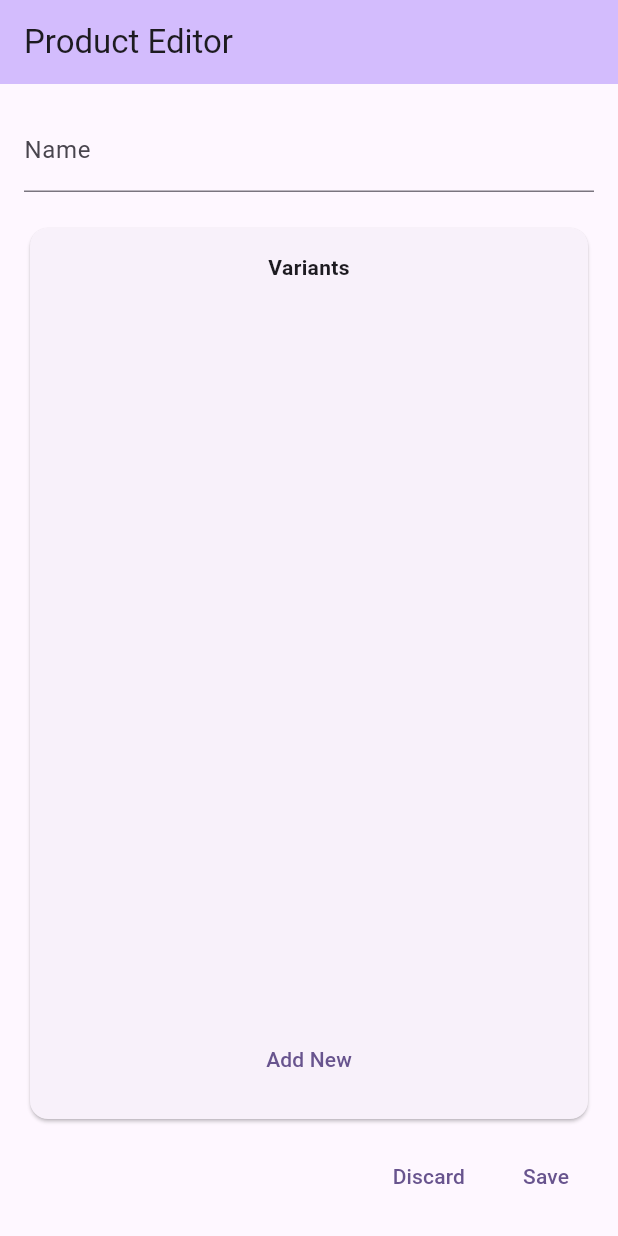
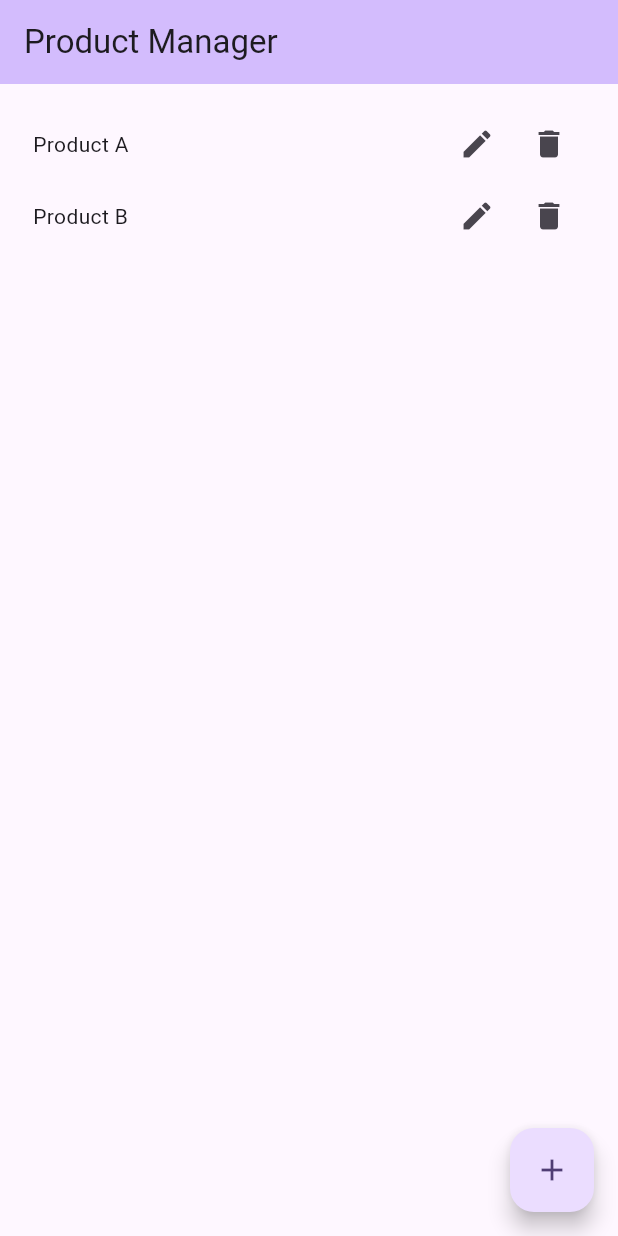
Before and after one commit to BenJilks/StockKeeper, a Flutter app: the screen it shows after launch, on a phone screen of 412 x 824 dp. Run offline on Flutter 3.47's test engine with Material 3 defaults, Android fonts, the phone set to English and light mode, and no system bars; our stand-ins replace rxdart.

Commit message:
Add product manager page, and product repository.

```diff
--- a/lib/bloc/block_provider.dart
+++ b/lib/bloc/block_provider.dart
@@ -1,13 +1,16 @@
 import 'package:flutter/material.dart';
 import 'package:stock_keeper/bloc/product_edit_bloc.dart';
+import 'package:stock_keeper/bloc/product_list_block.dart';
 
 class BlocProvider extends InheritedWidget {
   final ProductEditBloc productEditBloc;
+  final ProductListBloc productListBloc;
 
   const BlocProvider({
     super.key,
     required super.child,
     required this.productEditBloc,
+    required this.productListBloc,
   });
 
   static BlocProvider of(BuildContext context) {
--- a/lib/bloc/product_edit_bloc.dart
+++ b/lib/bloc/product_edit_bloc.dart
@@ -2,8 +2,12 @@ import 'package:rxdart/rxdart.dart';
 import 'package:stock_keeper/data/product.dart';
 
 class ProductEditBloc {
-  final _product = BehaviorSubject<Product>.seeded(const Product());
+  final _product = BehaviorSubject<Product>.seeded(Product());
   ValueStream<Product> get product => _product.stream;
+
+  void setProduct(Product product) {
+    _product.sink.add(product);
+  }
 
   void setName(Product product, String name) {
     _product.sink.add(product.update(name: name));
--- /dev/null
+++ b/lib/bloc/product_list_block.dart
@@ -0,0 +1,25 @@
+import 'package:stock_keeper/data/product.dart';
+import 'package:stock_keeper/data/product_repository.dart';
+
+class ProductListBloc {
+  final ProductRepository repository;
+  ProductListBloc({ required this.repository });
+
+  Stream<List<Product>> get products => repository.products;
+
+  void set(Product product) {
+    final exists = repository.snapshot
+      .where((item) => item.id == product.id)
+      .isNotEmpty;
+
+    if (exists) {
+      repository.update(product);
+    } else {
+      repository.add(product);
+    }
+  }
+
+  void delete(Product product) {
+    repository.delete(product);
+  }
+}
--- a/lib/data/product.dart
+++ b/lib/data/product.dart
@@ -1,15 +1,21 @@
+import 'package:uuid/uuid.dart';
 
 class Product {
+  late final String id;
   final String name;
   final List<String> variants;
 
-  const Product({
+  Product({
+    String? id,
     this.name = '',
     this.variants = const [],
-  });
+  }) {
+    this.id = id ?? const Uuid().v4();
+  }
 
-  Product update({ String? name, List<String>? variants }) {
+  Product update({ String? id, String? name, List<String>? variants }) {
     return Product(
+      id: id ?? this.id,
       name: name ?? this.name,
       variants: variants ?? this.variants,
     );
--- /dev/null
+++ b/lib/data/product_repository.dart
@@ -0,0 +1,32 @@
+import 'package:rxdart/rxdart.dart';
+import 'package:stock_keeper/data/product.dart';
+
+// NOTE: This is a mock repository.
+
+class ProductRepository {
+  final _products = BehaviorSubject<List<Product>>.seeded([
+    Product(name: 'Product A', variants: ['Blue', 'Green']),
+    Product(name: 'Product B'),
+  ]);
+
+  Stream<List<Product>> get products => _products.stream;
+  List<Product> get snapshot => _products.value;
+
+  void add(Product product) {
+    _products.sink.add([...snapshot, product]);
+  }
+
+  void delete(Product product) {
+    final newProducts = snapshot
+      .where((item) => item.id != product.id)
+      .toList();
+    _products.sink.add(newProducts);
+  }
+
+  void update(Product product) {
+    final newProducts = snapshot
+      .map((item) => item.id == product.id ? product : item)
+      .toList();
+    _products.sink.add(newProducts);
+  }
+}
--- a/lib/main.dart
+++ b/lib/main.dart
@@ -1,11 +1,17 @@
 import 'package:flutter/material.dart';
 import 'package:stock_keeper/bloc/block_provider.dart';
 import 'package:stock_keeper/bloc/product_edit_bloc.dart';
+import 'package:stock_keeper/bloc/product_list_block.dart';
+import 'package:stock_keeper/data/product_repository.dart';
 import 'package:stock_keeper/pages/product_editor_page.dart';
+import 'package:stock_keeper/pages/product_manager_page.dart';
 
 void main() {
+  final productRepository = ProductRepository();
+
   runApp(BlocProvider(
     productEditBloc: ProductEditBloc(),
+    productListBloc: ProductListBloc(repository: productRepository),
     child: const StockKeeperApp()),
   );
 }
@@ -23,7 +29,10 @@ class StockKeeperApp extends StatelessWidget {
         useMaterial3: true,
       ),
 
-      home: const ProductEditor(),
+      routes: {
+        '/': (context) => const ProductManagerPage(),
+        '/edit-product': (context) => const ProductEditor(),
+      },
     );
   }
 }
--- a/lib/pages/product_editor_page.dart
+++ b/lib/pages/product_editor_page.dart
@@ -6,6 +6,16 @@ import 'package:stock_keeper/data/product.dart';
 
 class ProductEditor extends StatelessWidget {
   const ProductEditor({ super.key });
+
+  void _save(BuildContext context, ProductEditBloc editBloc) {
+    final listBloc = BlocProvider.of(context).productListBloc;
+    listBloc.set(editBloc.product.value);
+    Navigator.of(context).pop();
+  }
+
+  void _discard(BuildContext context) {
+    Navigator.of(context).pop();
+  }
 
   @override
   Widget build(BuildContext context) {
@@ -18,15 +28,27 @@ class ProductEditor extends StatelessWidget {
 
       body: StreamBuilder<Product>(
         stream: bloc.product,
-        builder: (context, snapshot) => Padding(
+        builder: (context, snapshot) {
+          if (snapshot.data == null) {
+            return const Text('Loading...');
+          } else {
+            return buildEditForm(context, bloc, snapshot.data!);
+          }
+        },
+      ),
+    );
+  }
+
+  Widget buildEditForm(BuildContext context, ProductEditBloc bloc, Product product) {
+    return Padding(
       padding: const EdgeInsets.all(16.0),
       child: Column(
         children: [
-              buildNameField(bloc, snapshot.data),
+          buildNameField(bloc, product),
 
           const SizedBox(height: 20),
           Expanded(
-                child: buildVariantsCard(bloc, snapshot.data),
+            child: buildVariantsCard(bloc, product),
           ),
 
           const SizedBox(height: 10),
@@ -34,46 +56,42 @@ class ProductEditor extends StatelessWidget {
             mainAxisAlignment: MainAxisAlignment.end,
             children: [
               TextButton(
-                    onPressed: () => {},
+                onPressed: () => _discard(context),
                 child: const Text('Discard'),
               ),
 
               const SizedBox(width: 10),
 
               TextButton(
-                    onPressed: () => {},
+                onPressed: () => _save(context, bloc),
                 child: const Text('Save'),
               ),
             ],
           ),
         ],
       ),
-        ),
-      ),
     );
   }
 
-  Widget buildNameField(ProductEditBloc bloc, Product? product) {
+  Widget buildNameField(ProductEditBloc bloc, Product product) {
     return TextFormField(
-      initialValue: product?.name,
-      onChanged: (value) => bloc.setName(product!, value),
+      initialValue: product.name,
+      onChanged: (value) => bloc.setName(product, value),
       decoration: const InputDecoration(
         labelText: 'Name',
       ),
     );
   }
 
-  Widget buildVariantsCard(ProductEditBloc bloc, Product? product) {
+  Widget buildVariantsCard(ProductEditBloc bloc, Product product) {
     return Card(
       child: Padding(
         padding: const EdgeInsets.all(16.0),
         child: StringListInput(
           title: 'Variants',
-          initialItems: product?.variants ?? [],
+          initialItems: product.variants,
           onChange: (list) => {
-            if (product != null) {
             bloc.setVariants(product, list)
-            }
           },
         ),
       ),
--- /dev/null
+++ b/lib/pages/product_manager_page.dart
@@ -0,0 +1,83 @@
+import 'package:flutter/material.dart';
+import 'package:stock_keeper/bloc/block_provider.dart';
+import 'package:stock_keeper/bloc/product_list_block.dart';
+import 'package:stock_keeper/data/product.dart';
+
+class ProductManagerPage extends StatelessWidget {
+  const ProductManagerPage({ super.key });
+
+  void _add(BuildContext context) {
+    final bloc = BlocProvider.of(context).productEditBloc;
+    bloc.setProduct(Product());
+    Navigator.of(context).pushNamed('/edit-product');
+  }
+
+  @override
+  Widget build(BuildContext context) {
+    final bloc = BlocProvider.of(context).productListBloc;
+    return Scaffold(
+      appBar: AppBar(
+        backgroundColor: Theme.of(context).colorScheme.inversePrimary,
+        title: const Text('Product Manager'),
+      ),
+
+      body: Padding(
+        padding: const EdgeInsets.symmetric(vertical: 16, horizontal: 22),
+        child: buildProductList(bloc),
+      ),
+
+      floatingActionButton: FloatingActionButton(
+        onPressed: () => _add(context),
+        child: const Icon(Icons.add),
+      ),
+    );
+  }
+
+  Widget buildProductList(ProductListBloc bloc) {
+    return StreamBuilder<List<Product>>(
+      stream: bloc.products,
+      initialData: const [],
+      builder: (context, snapshot) => ListView.builder(
+        itemCount: snapshot.data?.length ?? 0,
+        itemBuilder: (context, index) => _Item(snapshot.data![index]),
+      ),
+    );
+  }
+}
+
+class _Item extends StatelessWidget {
+  final Product product;
+  const _Item(this.product);
+
+  void _edit(BuildContext context) {
+    final bloc = BlocProvider.of(context).productEditBloc;
+    bloc.setProduct(product);
+    Navigator.of(context).pushNamed('/edit-product');
+  }
+
+  void _delete(ProductListBloc bloc) {
+    bloc.delete(product);
+  }
+
+  @override
+  Widget build(BuildContext context) {
+    final bloc = BlocProvider.of(context).productListBloc;
+    return Row(
+      children: [
+        Expanded(
+          child: Text(product.name),
+        ),
+
+        IconButton(
+          onPressed: () => _edit(context),
+          icon: const Icon(Icons.edit),
+        ),
+
+        IconButton(
+          onPressed: () => _delete(bloc),
+          icon: const Icon(Icons.delete),
+        ),
+      ],
+    );
+  }
+}
--- a/lib/pages/stock_list_page.dart
+++ b/lib/pages/stock_list_page.dart
@@ -15,8 +15,8 @@ class StockListPage extends StatefulWidget {
 class _StockListPageState extends State<StockListPage> {
   @override
   Widget build(BuildContext context) {
-    const product_a = Product(name: 'Product A', variants: ['Blue', 'Green']);
-    const product_b = Product(name: 'Product B');
+    final product_a = Product(name: 'Product A', variants: ['Blue', 'Green']);
+    final product_b = Product(name: 'Product B');
 
     return Scaffold(
       appBar: AppBar(
@@ -24,7 +24,7 @@ class _StockListPageState extends State<StockListPage> {
         title: Text(widget.title),
       ),
 
-      body: const StockList([
+      body: StockList([
         StockItem(product_a, 21, variant: 'Blue'),
         StockItem(product_a, 69, variant: 'Green'),
         StockItem(product_b, 420),
--- a/pubspec.yaml
+++ b/pubspec.yaml
@@ -10,6 +10,7 @@ dependencies:
   flutter:
     sdk: flutter
   rxdart: ^0.27.7
+  uuid: ^4.3.2
   cupertino_icons: ^1.0.2
 
 dev_dependencies:
```
Also changed, not shown: pubspec.lock. Lines whose indentation alone changed are shown as unchanged.
